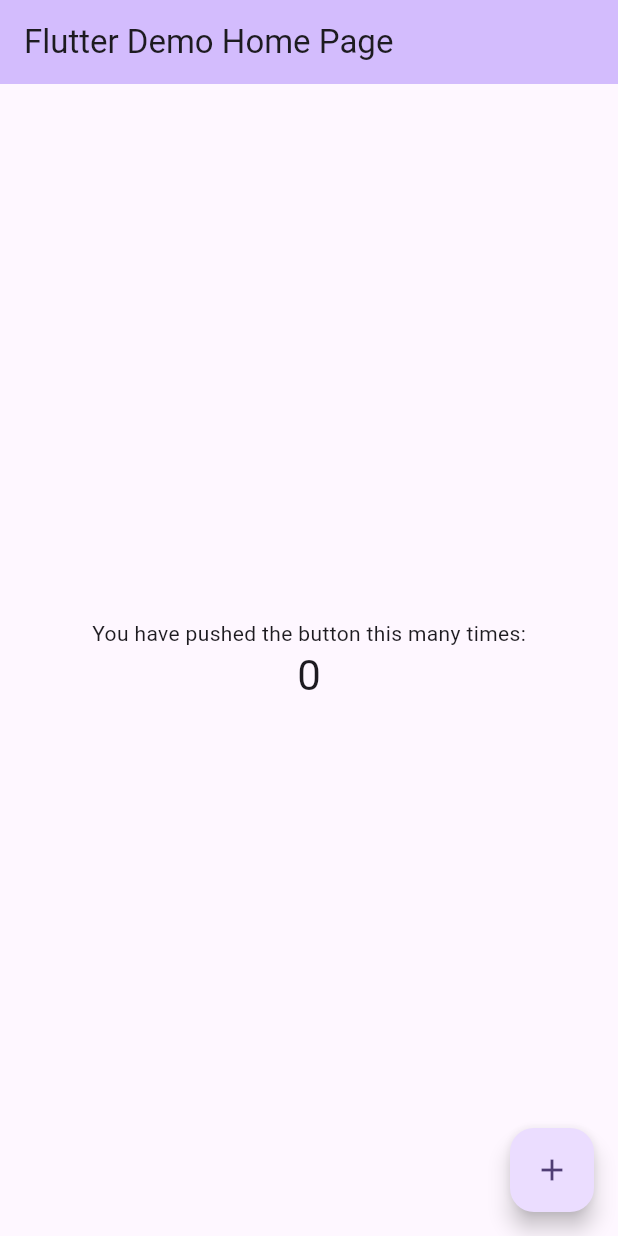
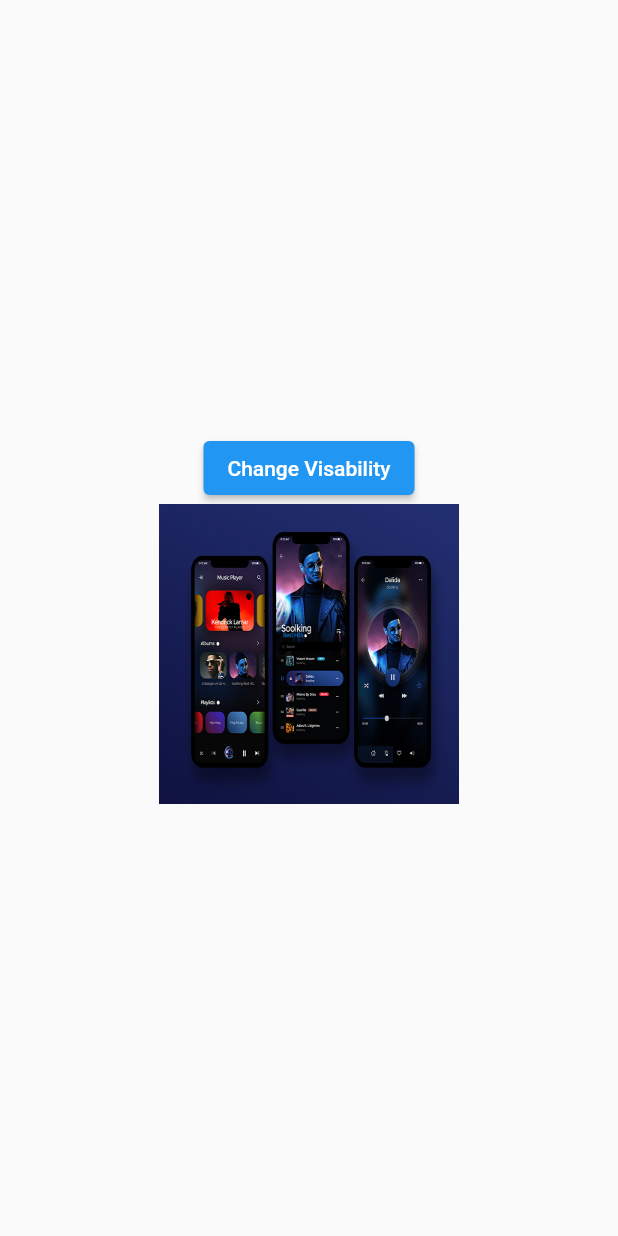
Before and after one commit to swilam202/every-flutter-widget, a Flutter app: the screen it shows after launch, on a phone screen of 412 x 824 dp. Run offline on Flutter 3.47's test engine with Material 2 defaults, Android fonts, the phone set to English and light mode, and no system bars.

Commit message:
visibility

```diff
--- a/lib/main.dart
+++ b/lib/main.dart
@@ -1,4 +1,7 @@
+import 'package:everyflutterwidget/widgets/will%20pop%20scope.dart';
 import 'package:flutter/material.dart';
+
+import 'widgets/visibility.dart';
 
 void main() {
   runApp(const MyApp());
@@ -7,119 +10,10 @@ void main() {
 class MyApp extends StatelessWidget {
   const MyApp({super.key});
 
-  // This widget is the root of your application.
   @override
   Widget build(BuildContext context) {
-    return MaterialApp(
-      title: 'Flutter Demo',
-      theme: ThemeData(
-        // This is the theme of your application.
-        //
-        // TRY THIS: Try running your application with "flutter run". You'll see
-        // the application has a blue toolbar. Then, without quitting the app,
-        // try changing the seedColor in the colorScheme below to Colors.green
-        // and then invoke "hot reload" (save your changes or press the "hot
-        // reload" button in a Flutter-supported IDE, or press "r" if you used
-        // the command line to start the app).
-        //
-        // Notice that the counter didn't reset back to zero; the application
-        // state is not lost during the reload. To reset the state, use hot
-        // restart instead.
-        //
-        // This works for code too, not just values: Most code changes can be
-        // tested with just a hot reload.
-        colorScheme: ColorScheme.fromSeed(seedColor: Colors.deepPurple),
-        useMaterial3: true,
-      ),
-      home: const MyHomePage(title: 'Flutter Demo Home Page'),
+    return const MaterialApp(
+      home: VisibilityWidget(),
     );
   }
 }
-
-class MyHomePage extends StatefulWidget {
-  const MyHomePage({super.key, required this.title});
-
-  // This widget is the home page of your application. It is stateful, meaning
-  // that it has a State object (defined below) that contains fields that affect
-  // how it looks.
-
-  // This class is the configuration for the state. It holds the values (in this
-  // case the title) provided by the parent (in this case the App widget) and
-  // used by the build method of the State. Fields in a Widget subclass are
-  // always marked "final".
-
-  final String title;
-
-  @override
-  State<MyHomePage> createState() => _MyHomePageState();
-}
-
-class _MyHomePageState extends State<MyHomePage> {
-  int _counter = 0;
-
-  void _incrementCounter() {
-    setState(() {
-      // This call to setState tells the Flutter framework that something has
-      // changed in this State, which causes it to rerun the build method below
-      // so that the display can reflect the updated values. If we changed
-      // _counter without calling setState(), then the build method would not be
-      // called again, and so nothing would appear to happen.
-      _counter++;
-    });
-  }
-
-  @override
-  Widget build(BuildContext context) {
-    // This method is rerun every time setState is called, for instance as done
-    // by the _incrementCounter method above.
-    //
-    // The Flutter framework has been optimized to make rerunning build methods
-    // fast, so that you can just rebuild anything that needs updating rather
-    // than having to individually change instances of widgets.
-    return Scaffold(
-      appBar: AppBar(
-        // TRY THIS: Try changing the color here to a specific color (to
-        // Colors.amber, perhaps?) and trigger a hot reload to see the AppBar
-        // change color while the other colors stay the same.
-        backgroundColor: Theme.of(context).colorScheme.inversePrimary,
-        // Here we take the value from the MyHomePage object that was created by
-        // the App.build method, and use it to set our appbar title.
-        title: Text(widget.title),
-      ),
-      body: Center(
-        // Center is a layout widget. It takes a single child and positions it
-        // in the middle of the parent.
-        child: Column(
-          // Column is also a layout widget. It takes a list of children and
-          // arranges them vertically. By default, it sizes itself to fit its
-          // children horizontally, and tries to be as tall as its parent.
-          //
-          // Column has various properties to control how it sizes itself and
-          // how it positions its children. Here we use mainAxisAlignment to
-          // center the children vertically; the main axis here is the vertical
-          // axis because Columns are vertical (the cross axis would be
-          // horizontal).
-          //
-          // TRY THIS: Invoke "debug painting" (choose the "Toggle Debug Paint"
-          // action in the IDE, or press "p" in the console), to see the
-          // wireframe for each widget.
-          mainAxisAlignment: MainAxisAlignment.center,
-          children: <Widget>[
-            const Text(
-              'You have pushed the button this many times:',
-            ),
-            Text(
-              '$_counter',
-              style: Theme.of(context).textTheme.headlineMedium,
-            ),
-          ],
-        ),
-      ),
-      floatingActionButton: FloatingActionButton(
-        onPressed: _incrementCounter,
-        tooltip: 'Increment',
-        child: const Icon(Icons.add),
-      ), // This trailing comma makes auto-formatting nicer for build methods.
-    );
-  }
-}
--- /dev/null
+++ b/lib/widgets/visibility.dart
@@ -0,0 +1,64 @@
+import 'package:flutter/material.dart';
+
+//*Visibility
+//هنا الويدجيت دي بتستخمها عشان تخفي او تظهر حاجة
+
+class VisibilityWidget extends StatefulWidget {
+  const VisibilityWidget({super.key});
+
+  @override
+  State<VisibilityWidget> createState() => _VisibilityWidgetState();
+}
+
+class _VisibilityWidgetState extends State<VisibilityWidget> {
+  //بنعرف  متغير من خلاله نخليها ظاهرة ولا لا
+  bool isVisible = true;
+
+  @override
+  Widget build(BuildContext context) {
+    return Scaffold(
+      body: Center(
+        child: Column(
+          mainAxisAlignment: MainAxisAlignment.center,
+          children: [
+            //هنا بتغير فيمة المتغير
+            ElevatedButton(
+              onPressed: () {
+                setState(() {
+                  isVisible = !isVisible;
+                });
+              },
+              child: const Text('Change Visability'),
+            ),
+            Visibility(
+              // ال 3  دول بتستخدمهم عشان لما تخفي الويدجيت مكانها يفضل محجوز لها
+              maintainSize: true,
+              maintainAnimation: true,
+              maintainState: true,
+              //هنا بياخد ويدجيت بيحطها بدل الويدجيت الاساسية لما يبقي مخفي
+              //! بس خلي بالك مش بيشتغل مع 3 الي فوق لازم تشيلهم
+              replacement: Container(
+                color: Colors.blue,
+                height: 200,
+                width: 200,
+              ),
+              //دي عشان لو الويديجيت الي بتختفي وتظهر دي لو زرار او بتنفذ دالة معينة
+              //كده بتخليها تتنذ وانت بتتغط عليها حتي لو كانت مخفية
+              maintainInteractivity: true,
+              //هنا بتحط قيمة المتغير الي بيخفي ويظهر
+              visible: isVisible,
+              child: SizedBox(
+                height: 200,
+                width: 200,
+                child: Image.asset(
+                  'assets/images/image1.jpg',
+                  fit: BoxFit.fill,
+                ),
+              ),
+            )
+          ],
+        ),
+      ),
+    );
+  }
+}
--- a/pubspec.yaml
+++ b/pubspec.yaml
@@ -59,8 +59,8 @@ flutter:
   uses-material-design: true
 
   # To add assets to your application, add an assets section, like this:
-  # assets:
-  #   - images/a_dot_burr.jpeg
+  assets:
+    - assets/images/image1.jpg
   #   - images/a_dot_ham.jpeg
 
   # An image asset can refer to one or more resolution-specific "variants", see
```
Also changed, not shown: assets/images/image1.jpg (added).
